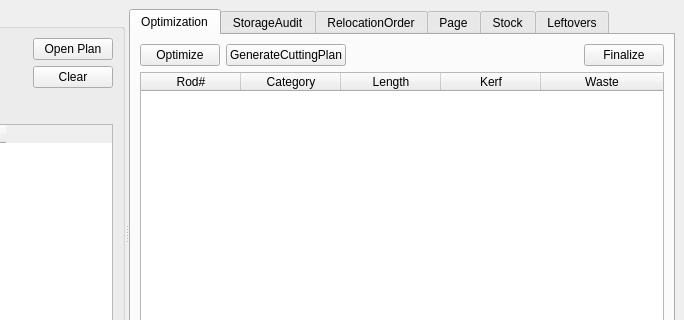
Qt form view/MainWindow.ui (horvathzoltan/cutplannerpro) before a commit; both pictures show x 316 to 1000 and y 0 to 320 of the 1000 by 666 pixel window.
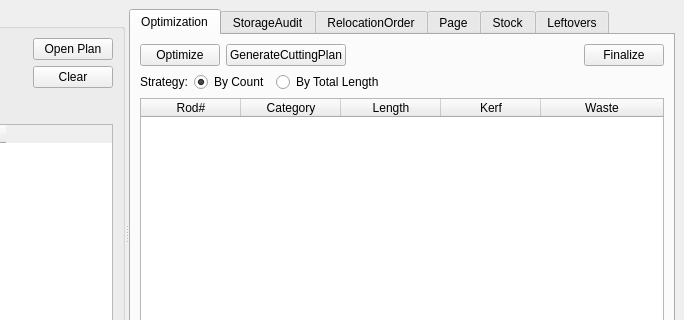
The same form after that commit.

Diff of the .ui file:
```diff
--- a/view/MainWindow.ui
+++ b/view/MainWindow.ui
@@ -232,6 +232,47 @@
            </item>
           </layout>
          </item>
+         <item>
+          <layout class="QHBoxLayout" name="layoutCuttingStrategy">
+           <item>
+            <widget class="QLabel" name="labelCuttingStrategy">
+             <property name="text">
+              <string>Strategy:</string>
+             </property>
+            </widget>
+           </item>
+           <item>
+            <widget class="QRadioButton" name="radioByCount">
+             <property name="text">
+              <string>By Count</string>
+             </property>
+             <property name="checked">
+              <bool>true</bool>
+             </property>
+            </widget>
+           </item>
+           <item>
+            <widget class="QRadioButton" name="radioByTotalLength">
+             <property name="text">
+              <string>By Total Length</string>
+             </property>
+            </widget>
+           </item>
+           <item>
+            <spacer name="horizontalSpacer_9">
+             <property name="orientation">
+              <enum>Qt::Orientation::Horizontal</enum>
+             </property>
+             <property name="sizeHint" stdset="0">
+              <size>
+               <width>40</width>
+               <height>20</height>
+              </size>
+             </property>
+            </spacer>
+           </item>
+          </layout>
+         </item>
          <item>
           <widget class="QTableWidget" name="tableResults">
            <property name="minimumSize">
```
